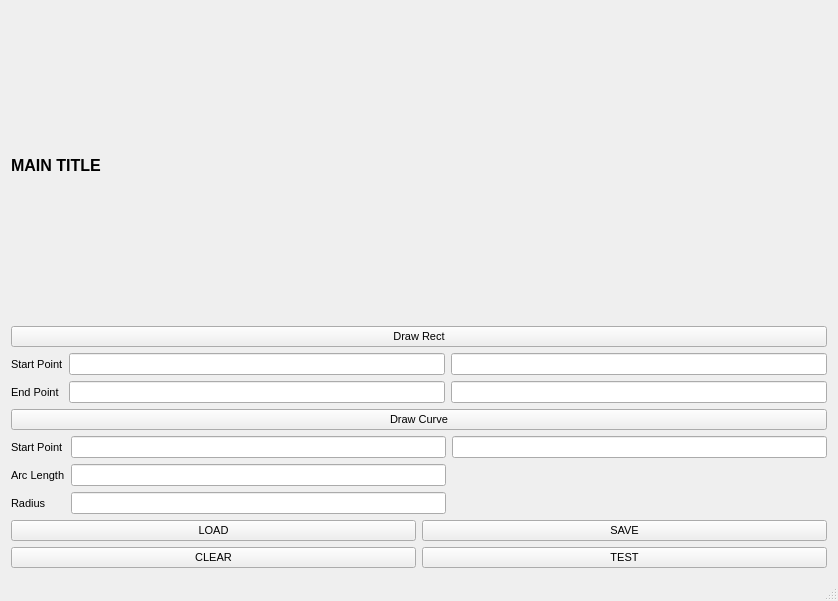
This is mainwindow.ui in sarest/prueba as Qt 5 draws it before an edit. The edited form follows.
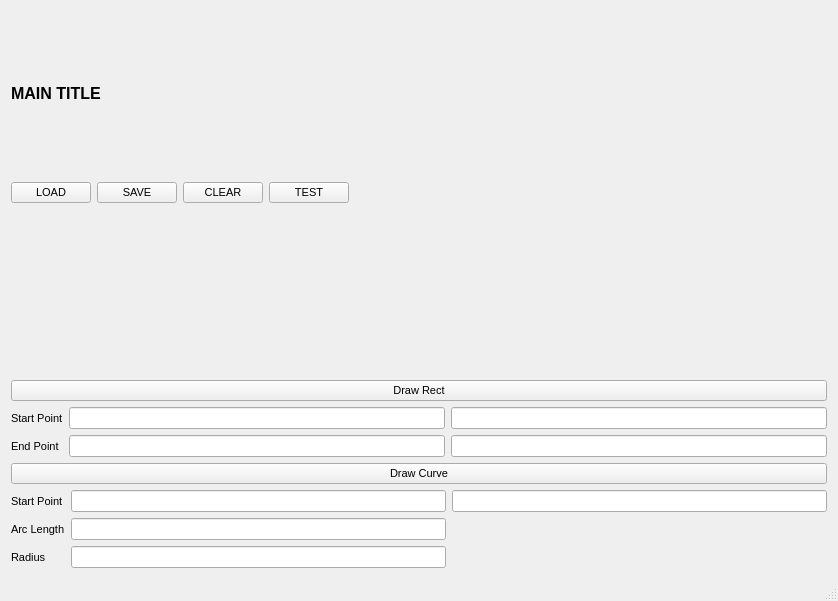
This is the edited form.

```diff
--- a/mainwindow.ui
+++ b/mainwindow.ui
@@ -20,55 +20,93 @@
   </property>
   <widget class="QWidget" name="centralWidget">
    <layout class="QGridLayout" name="gridLayout">
-    <item row="1" column="0" colspan="2">
+    <item row="2" column="0">
+     <layout class="QGridLayout" name="view_layout">
+      <item row="0" column="0">
+       <widget class="QLabel" name="info_label">
+        <property name="maximumSize">
+         <size>
+          <width>16777215</width>
+          <height>16777215</height>
+         </size>
+        </property>
+        <property name="inputMethodHints">
+         <set>Qt::ImhNone</set>
+        </property>
+        <property name="text">
+         <string/>
+        </property>
+        <property name="alignment">
+         <set>Qt::AlignLeading|Qt::AlignLeft|Qt::AlignVCenter</set>
+        </property>
+       </widget>
+      </item>
+     </layout>
+    </item>
+    <item row="0" column="0">
+     <widget class="QLabel" name="title_label">
+      <property name="font">
+       <font>
+        <pointsize>12</pointsize>
+        <weight>75</weight>
+        <bold>true</bold>
+       </font>
+      </property>
+      <property name="text">
+       <string>MAIN TITLE</string>
+      </property>
+     </widget>
+    </item>
+    <item row="1" column="0">
+     <layout class="QHBoxLayout" name="function_layout">
+      <item>
+       <widget class="QPushButton" name="bLoad">
+        <property name="text">
+         <string>LOAD</string>
+        </property>
+       </widget>
+      </item>
+      <item>
+       <widget class="QPushButton" name="bSave">
+        <property name="text">
+         <string>SAVE</string>
+        </property>
+       </widget>
+      </item>
+      <item>
+       <widget class="QPushButton" name="bClear">
+        <property name="text">
+         <string>CLEAR</string>
+        </property>
+       </widget>
+      </item>
+      <item>
+       <widget class="QPushButton" name="bTest">
+        <property name="text">
+         <string>TEST</string>
+        </property>
+       </widget>
+      </item>
+      <item>
+       <spacer name="horizontalSpacer">
+        <property name="orientation">
+         <enum>Qt::Horizontal</enum>
+        </property>
+        <property name="sizeHint" stdset="0">
+         <size>
+          <width>40</width>
+          <height>20</height>
+         </size>
+        </property>
+       </spacer>
+      </item>
+     </layout>
+    </item>
+    <item row="6" column="0">
      <layout class="QGridLayout" name="main_layout">
       <item row="0" column="0">
        <layout class="QGridLayout" name="laydraw">
-        <item row="0" column="0">
-         <widget class="QPushButton" name="bRect">
-          <property name="text">
-           <string>Draw Rect</string>
-          </property>
-         </widget>
-        </item>
-        <item row="1" column="0">
-         <layout class="QGridLayout" name="gridLayout_4">
-          <item row="0" column="2">
-           <widget class="QLineEdit" name="y0_value"/>
-          </item>
-          <item row="1" column="1">
-           <widget class="QLineEdit" name="x1_value"/>
-          </item>
-          <item row="1" column="2">
-           <widget class="QLineEdit" name="y1_value"/>
-          </item>
-          <item row="0" column="0">
-           <widget class="QLabel" name="x0_label">
-            <property name="text">
-             <string>Start Point</string>
-            </property>
-           </widget>
-          </item>
-          <item row="1" column="0">
-           <widget class="QLabel" name="y0_label">
-            <property name="text">
-             <string>End Point</string>
-            </property>
-           </widget>
-          </item>
-          <item row="0" column="1">
-           <widget class="QLineEdit" name="x0_value"/>
-          </item>
-         </layout>
-        </item>
-        <item row="2" column="0">
-         <widget class="QPushButton" name="bCurve">
-          <property name="text">
-           <string>Draw Curve</string>
-          </property>
-         </widget>
-        </item>
-        <item row="3" column="0">
+        <item row="4" column="0">
          <layout class="QGridLayout" name="gridLayout_5">
           <item row="2" column="1">
            <widget class="QLineEdit" name="radius"/>
@@ -105,52 +143,58 @@
           </item>
          </layout>
         </item>
+        <item row="1" column="0">
+         <widget class="QPushButton" name="bRect">
+          <property name="text">
+           <string>Draw Rect</string>
+          </property>
+         </widget>
+        </item>
+        <item row="3" column="0">
+         <widget class="QPushButton" name="bCurve">
+          <property name="text">
+           <string>Draw Curve</string>
+          </property>
+         </widget>
+        </item>
+        <item row="2" column="0">
+         <layout class="QGridLayout" name="gridLayout_4">
+          <item row="0" column="2">
+           <widget class="QLineEdit" name="y0_value"/>
+          </item>
+          <item row="1" column="1">
+           <widget class="QLineEdit" name="x1_value"/>
+          </item>
+          <item row="1" column="2">
+           <widget class="QLineEdit" name="y1_value"/>
+          </item>
+          <item row="0" column="0">
+           <widget class="QLabel" name="x0_label">
+            <property name="text">
+             <string>Start Point</string>
+            </property>
+           </widget>
+          </item>
+          <item row="1" column="0">
+           <widget class="QLabel" name="y0_label">
+            <property name="text">
+             <string>End Point</string>
+            </property>
+           </widget>
+          </item>
+          <item row="0" column="1">
+           <widget class="QLineEdit" name="x0_value">
+            <property name="inputMethodHints">
+             <set>Qt::ImhNone</set>
+            </property>
+           </widget>
+          </item>
+         </layout>
+        </item>
        </layout>
       </item>
      </layout>
     </item>
-    <item row="2" column="1">
-     <widget class="QPushButton" name="bSave">
-      <property name="text">
-       <string>SAVE</string>
-      </property>
-     </widget>
-    </item>
-    <item row="2" column="0">
-     <widget class="QPushButton" name="bLoad">
-      <property name="text">
-       <string>LOAD</string>
-      </property>
-     </widget>
-    </item>
-    <item row="0" column="0">
-     <widget class="QLabel" name="title_label">
-      <property name="font">
-       <font>
-        <pointsize>12</pointsize>
-        <weight>75</weight>
-        <bold>true</bold>
-       </font>
-      </property>
-      <property name="text">
-       <string>MAIN TITLE</string>
-      </property>
-     </widget>
-    </item>
-    <item row="3" column="0">
-     <widget class="QPushButton" name="bClear">
-      <property name="text">
-       <string>CLEAR</string>
-      </property>
-     </widget>
-    </item>
-    <item row="3" column="1">
-     <widget class="QPushButton" name="bTest">
-      <property name="text">
-       <string>TEST</string>
-      </property>
-     </widget>
-    </item>
    </layout>
   </widget>
   <widget class="QMenuBar" name="menuBar">
```
Left out of the diff: 2 changed lines with no effect on the pictures.
